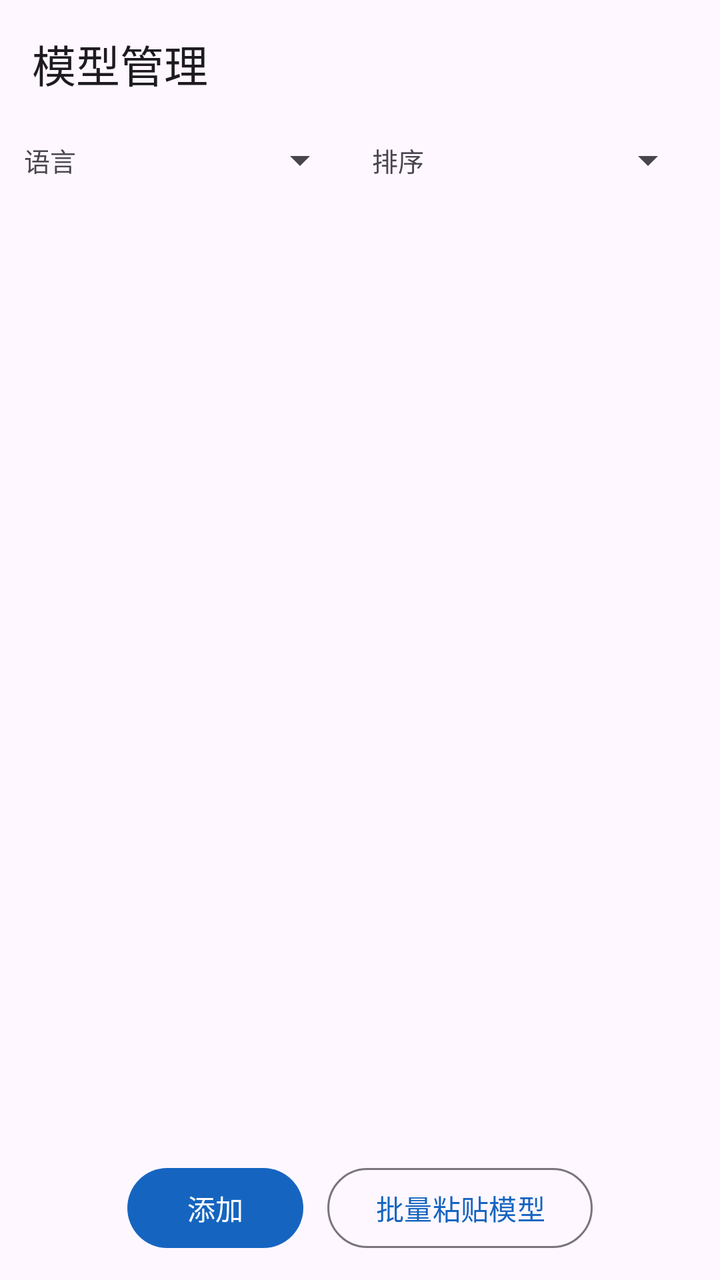
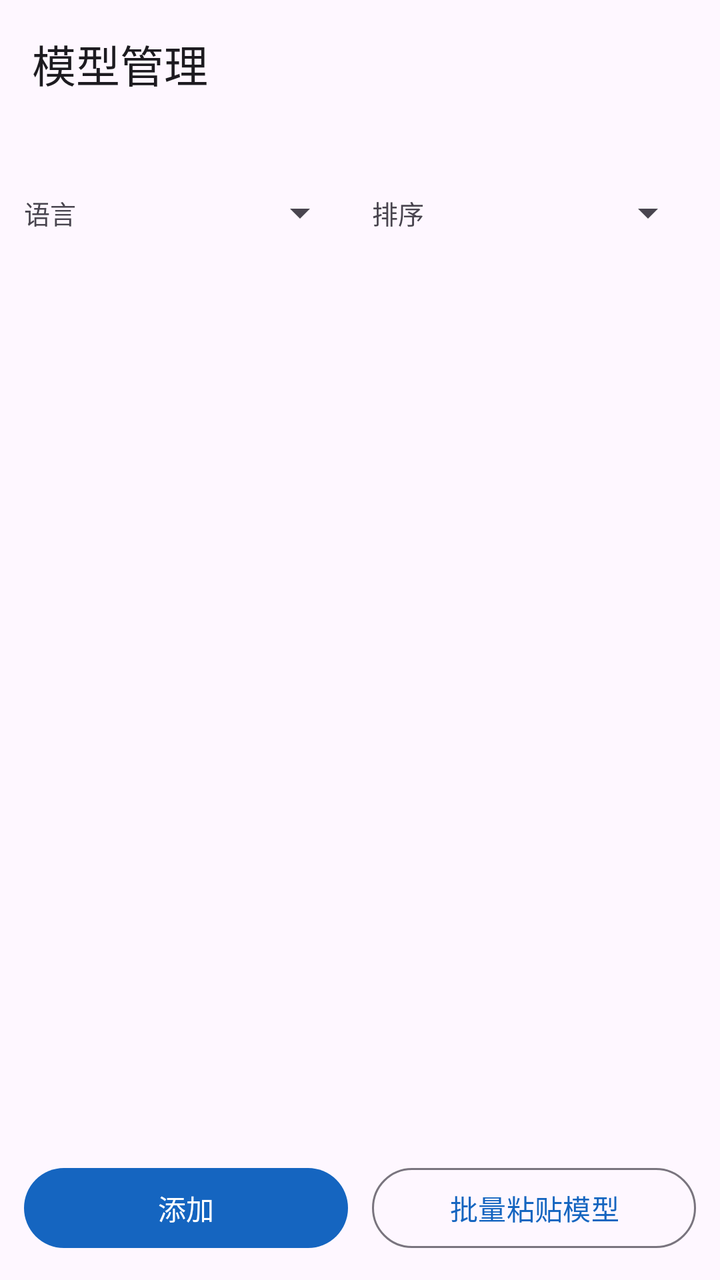

An Android layout rendered at two revisions. The XML below is the earlier revision; the diff shows what the commit changed to produce the second picture.
<!-- AndroidManifest.xml: application theme Theme.AReadText -->
<!-- res/layout/activity_model_manager.xml -->
<?xml version="1.0" encoding="utf-8"?>
<LinearLayout xmlns:android="http://schemas.android.com/apk/res/android"
    xmlns:app="http://schemas.android.com/apk/res-auto"
    android:layout_width="match_parent"
    android:layout_height="match_parent"
    android:orientation="vertical">

    <com.google.android.material.appbar.MaterialToolbar
        android:id="@+id/toolbar"
        android:layout_width="match_parent"
        android:layout_height="?attr/actionBarSize"
        app:title="@string/model_manager_title" />

    <LinearLayout
        android:layout_width="match_parent"
        android:layout_height="wrap_content"
        android:orientation="horizontal"
        android:gravity="center_vertical"
        android:paddingStart="12dp"
        android:paddingEnd="12dp"
        android:paddingTop="4dp">

        <TextView
            android:layout_width="wrap_content"
            android:layout_height="wrap_content"
            android:text="@string/filter_language"
            android:textSize="13sp"
            android:textColor="?android:attr/textColorSecondary" />

        <Spinner
            android:id="@+id/spLanguage"
            android:layout_width="0dp"
            android:layout_height="wrap_content"
            android:layout_weight="1"
            android:layout_marginStart="4dp" />

        <TextView
            android:layout_width="wrap_content"
            android:layout_height="wrap_content"
            android:layout_marginStart="12dp"
            android:text="@string/sort_by"
            android:textSize="13sp"
            android:textColor="?android:attr/textColorSecondary" />

        <Spinner
            android:id="@+id/spSort"
            android:layout_width="0dp"
            android:layout_height="wrap_content"
            android:layout_weight="1"
            android:layout_marginStart="4dp" />
    </LinearLayout>

    <ScrollView
        android:layout_width="match_parent"
        android:layout_height="0dp"
        android:layout_weight="1">

        <LinearLayout
            android:id="@+id/container"
            android:layout_width="match_parent"
            android:layout_height="wrap_content"
            android:orientation="vertical"
            android:padding="12dp" />
    </ScrollView>

    <LinearLayout
        android:layout_width="match_parent"
        android:layout_height="wrap_content"
        android:orientation="horizontal"
        android:padding="12dp"
        android:gravity="center">

        <com.google.android.material.button.MaterialButton
            android:id="@+id/btnAdd"
            android:layout_width="wrap_content"
            android:layout_height="wrap_content"
            android:layout_marginEnd="12dp"
            android:text="@string/custom_model_add" />

        <com.google.android.material.button.MaterialButton
            android:id="@+id/btnPaste"
            style="?attr/materialButtonOutlinedStyle"
            android:layout_width="wrap_content"
            android:layout_height="wrap_content"
            android:text="@string/settings_paste_custom_models" />
    </LinearLayout>
</LinearLayout>
<!-- resources referenced by this layout -->
<resources>
  <string name="custom_model_add">添加</string>
  <string name="filter_language">语言</string>
  <string name="model_manager_title">模型管理</string>
  <string name="settings_paste_custom_models">批量粘贴模型</string>
  <string name="sort_by">排序</string>
  <style name="Theme.AReadText" parent="Theme.Material3.DayNight.NoActionBar">
          <item name="colorPrimary">@color/seed</item>
          <item name="colorPrimaryDark">@color/seed_dark</item>
          <item name="android:statusBarColor">?attr/colorPrimaryDark</item>
      </style>
  <color name="seed">#1565C0</color>
  <color name="seed_dark">#0D47A1</color>
</resources>

<!-- the commit's change to res/layout/activity_model_manager.xml (unified diff, before → after) -->
@@ -11,77 +11,99 @@
         android:layout_height="?attr/actionBarSize"
         app:title="@string/model_manager_title" />
 
+    
+    <TextView
+        android:id="@+id/tvSummary"
+        android:layout_width="match_parent"
+        android:layout_height="wrap_content"
+        android:paddingStart="16dp"
+        android:paddingEnd="16dp"
+        android:paddingTop="8dp"
+        android:textSize="12sp"
+        android:textColor="?android:attr/textColorSecondary" />
+
+    
     <LinearLayout
         android:layout_width="match_parent"
         android:layout_height="wrap_content"
+        android:gravity="center_vertical"
         android:orientation="horizontal"
-        android:gravity="center_vertical"
         android:paddingStart="12dp"
-        android:paddingEnd="12dp"
-        android:paddingTop="4dp">
+        android:paddingTop="6dp"
+        android:paddingEnd="12dp">
 
         <TextView
             android:layout_width="wrap_content"
             android:layout_height="wrap_content"
             android:text="@string/filter_language"
-            android:textSize="13sp"
-            android:textColor="?android:attr/textColorSecondary" />
+            android:textColor="?android:attr/textColorSecondary"
+            android:textSize="13sp" />
 
         <Spinner
             android:id="@+id/spLanguage"
             android:layout_width="0dp"
             android:layout_height="wrap_content"
-            android:layout_weight="1"
-            android:layout_marginStart="4dp" />
+            android:layout_marginStart="4dp"
+            android:layout_weight="1" />
 
         <TextView
             android:layout_width="wrap_content"
             android:layout_height="wrap_content"
             android:layout_marginStart="12dp"
             android:text="@string/sort_by"
-            android:textSize="13sp"
-            android:textColor="?android:attr/textColorSecondary" />
+            android:textColor="?android:attr/textColorSecondary"
+            android:textSize="13sp" />
 
         <Spinner
             android:id="@+id/spSort"
             android:layout_width="0dp"
             android:layout_height="wrap_content"
-            android:layout_weight="1"
-            android:layout_marginStart="4dp" />
+            android:layout_marginStart="4dp"
+            android:layout_weight="1" />
     </LinearLayout>
 
     <ScrollView
         android:layout_width="match_parent"
         android:layout_height="0dp"
-        android:layout_weight="1">
+        android:layout_weight="1"
+        android:clipToPadding="false">
 
         <LinearLayout
             android:id="@+id/container"
             android:layout_width="match_parent"
             android:layout_height="wrap_content"
             android:orientation="vertical"
-            android:padding="12dp" />
+            android:paddingStart="12dp"
+            android:paddingTop="8dp"
+            android:paddingEnd="12dp"
+            android:paddingBottom="12dp" />
     </ScrollView>
 
+    
     <LinearLayout
         android:layout_width="match_parent"
         android:layout_height="wrap_content"
         android:orientation="horizontal"
-        android:padding="12dp"
-        android:gravity="center">
+        android:paddingStart="12dp"
+        android:paddingTop="10dp"
+        android:paddingEnd="12dp"
+        android:paddingBottom="12dp">
 
         <com.google.android.material.button.MaterialButton
             android:id="@+id/btnAdd"
-            android:layout_width="wrap_content"
+            android:layout_width="0dp"
             android:layout_height="wrap_content"
-            android:layout_marginEnd="12dp"
+            android:layout_weight="1"
+            android:layout_marginEnd="6dp"
             android:text="@string/custom_model_add" />
 
         <com.google.android.material.button.MaterialButton
             android:id="@+id/btnPaste"
             style="?attr/materialButtonOutlinedStyle"
-            android:layout_width="wrap_content"
+            android:layout_width="0dp"
             android:layout_height="wrap_content"
+            android:layout_weight="1"
+            android:layout_marginStart="6dp"
             android:text="@string/settings_paste_custom_models" />
     </LinearLayout>
 </LinearLayout>
